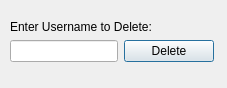
Above: deleteuser.ui from aishakandeell/cs2labproject before the change. Below: the same form after it.
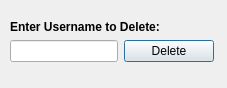
That is the form after the change.

Diff of the .ui file:
```diff
--- a/deleteuser.ui
+++ b/deleteuser.ui
@@ -13,7 +13,7 @@
   <property name="windowTitle">
    <string>Dialog</string>
   </property>
-  <widget class="QWidget" name="">
+  <widget class="QWidget" name="layoutWidget">
    <property name="geometry">
     <rect>
      <x>10</x>
@@ -26,7 +26,7 @@
     <item row="0" column="0" colspan="2">
      <widget class="QLabel" name="label">
       <property name="text">
-       <string>Enter Username to Delete:</string>
+       <string>&lt;html&gt;&lt;head/&gt;&lt;body&gt;&lt;p&gt;&lt;span style=&quot; font-weight:700;&quot;&gt;Enter Username to Delete:&lt;/span&gt;&lt;/p&gt;&lt;/body&gt;&lt;/html&gt;</string>
       </property>
      </widget>
     </item>
```
